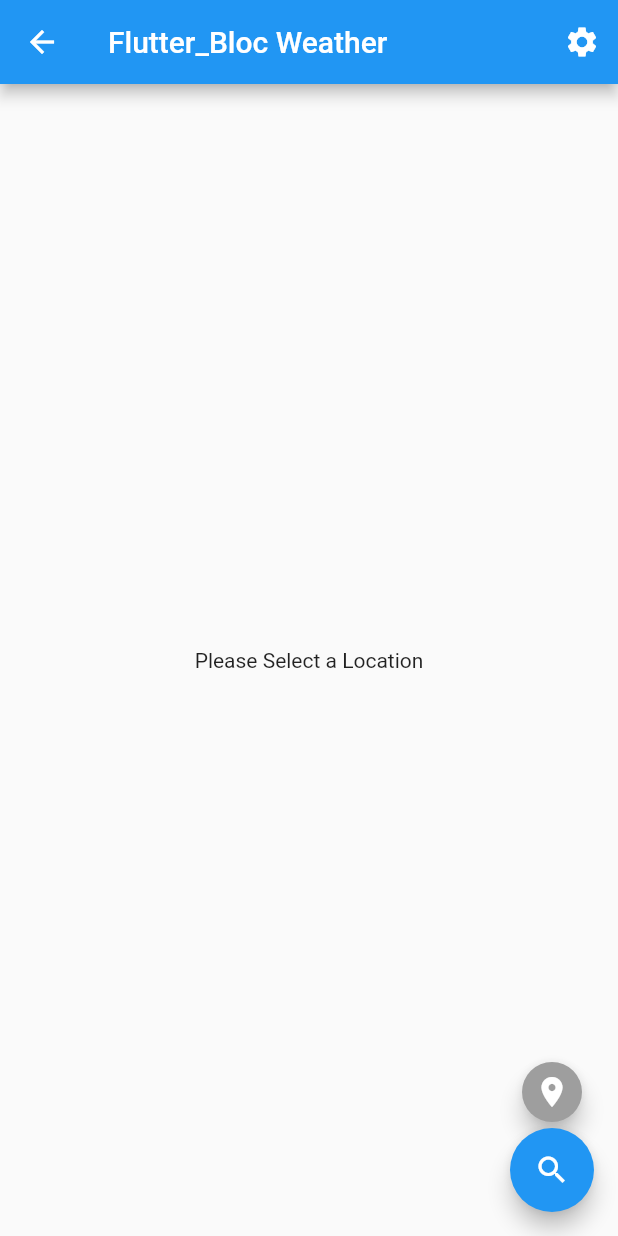
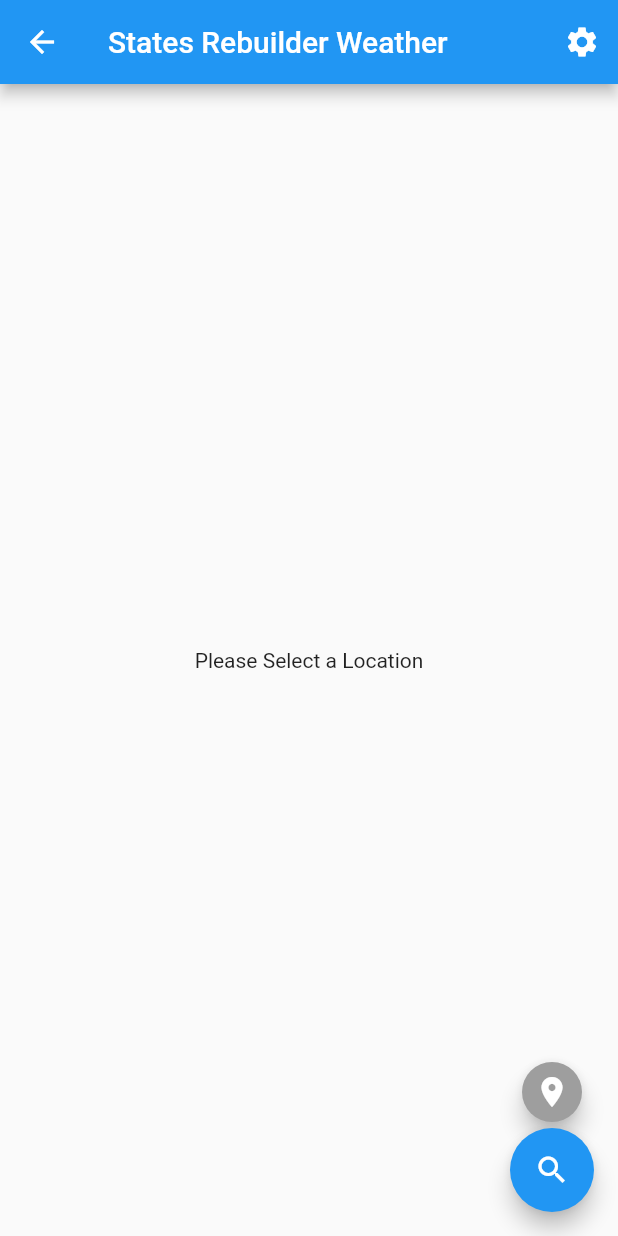
Before and after one commit to eddiesTime/large_states_rebuilder, a Flutter app: the WeatherPage screen opened by its route, on a phone screen of 412 x 824 dp. Run offline on Flutter 3.47's test engine with Material 2 defaults, Android fonts, the phone set to English and light mode, and no system bars; our stand-ins replace auto_route, dartz, firebase_auth, flushbar, freezed_annotation, geolocator and 6 more; missing offline and left inert: fimber, weather_app_example_data_models_core, weather_repository_core; accounts and stored records are empty; generated files the repository leaves out were written again.

Commit message:
changed app bar title to states rebuilder weather

```diff
--- a/lib/presentation/weather/pages/weather_page.dart
+++ b/lib/presentation/weather/pages/weather_page.dart
@@ -29,7 +29,7 @@ class _WeatherPageState extends State<WeatherPage> {
     return Scaffold(
       appBar: AppBar(
         key: const Key('__Weather_App_Bar__'),
-        title: const Text('Flutter_Bloc Weather'),
+        title: const Text('States Rebuilder Weather'),
         actions: <Widget>[
           IconButton(
             key: const Key('__Settings_IconButton__'),
```
